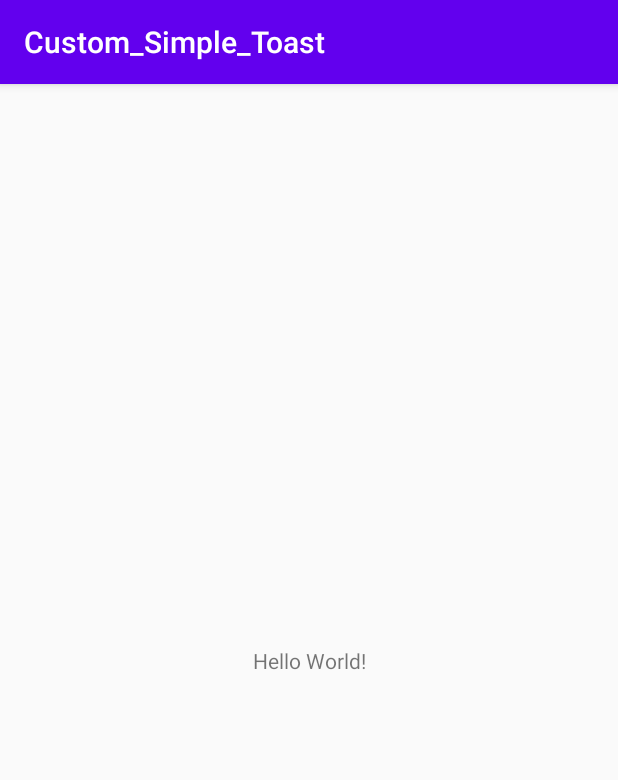
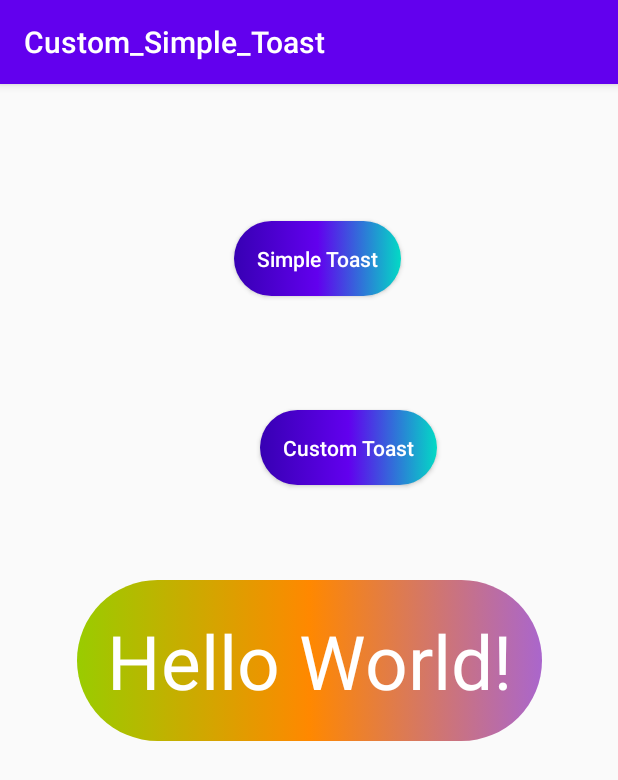
Before and after one commit to mazambaloch7/Custom_Simple_Toast, an Android app: the screen it shows after launch (MainActivity), on a phone screen of 412 x 824 dp. Shown: the top 780 px of the screen. Run offline under Robolectric (Android 15) with nearby library versions, the phone set to English and light mode, and no system bars.

Commit message:
In this Class I will discuss about the Toast....I create two Toast Button 1) simple Toast 2) Custom Toast With Custom Layouts....
All code are completed.....Thank
for more tutorials please follow me...

```diff
--- /dev/null
+++ b/app/src/main/res/drawable/circular_background.xml
@@ -0,0 +1,11 @@
+<?xml version="1.0" encoding="utf-8"?>
+<selector xmlns:android="http://schemas.android.com/apk/res/android">
+
+    <item>
+        <shape>
+            <corners android:radius="90dp" />
+            <stroke android:color="@color/colorPrimary" android:dashGap="5dp" />
+            <gradient android:centerColor="@color/colorPrimary" android:endColor="@color/colorAccent" android:startColor="@color/colorPrimaryDark" />
+        </shape>
+    </item>
+</selector>
--- /dev/null
+++ b/app/src/main/res/drawable/circular_background_text.xml
@@ -0,0 +1,11 @@
+<?xml version="1.0" encoding="utf-8"?>
+<selector xmlns:android="http://schemas.android.com/apk/res/android">
+
+    <item>
+        <shape>
+            <corners android:radius="90dp" />
+            <stroke android:color="@color/colorPrimary" android:dashGap="5dp" />
+            <gradient android:centerColor="@android:color/holo_orange_dark" android:endColor="@android:color/holo_purple" android:startColor="@android:color/holo_green_light" />
+        </shape>
+    </item>
+</selector>
--- a/app/src/main/res/layout/activity_main.xml
+++ b/app/src/main/res/layout/activity_main.xml
@@ -7,12 +7,59 @@
     tools:context=".MainActivity">
 
     <TextView
+        android:id="@+id/textView"
         android:layout_width="wrap_content"
         android:layout_height="wrap_content"
         android:text="Hello World!"
+        android:background="@drawable/circular_background_text"
+        android:padding="20dp"
+        android:textColor="@android:color/white"
+        android:textSize="50dp"
         app:layout_constraintBottom_toBottomOf="parent"
         app:layout_constraintLeft_toLeftOf="parent"
         app:layout_constraintRight_toRightOf="parent"
         app:layout_constraintTop_toTopOf="parent" />
 
+    <Button
+        android:id="@+id/button"
+        android:layout_width="wrap_content"
+        android:layout_height="wrap_content"
+        android:layout_marginStart="167dp"
+        android:layout_marginLeft="167dp"
+        android:layout_marginTop="80dp"
+        android:layout_marginEnd="156dp"
+        android:layout_marginRight="156dp"
+        android:background="@drawable/circular_background"
+        android:onClick="simpleToastFunction"
+        android:padding="15dp"
+        android:text="Simple Toast"
+        android:textAllCaps="false"
+        android:textColor="@android:color/white"
+        app:layout_constraintBottom_toTopOf="@+id/button2"
+        app:layout_constraintEnd_toEndOf="parent"
+        app:layout_constraintStart_toStartOf="parent"
+        app:layout_constraintTop_toTopOf="parent" />
+
+    <Button
+        android:id="@+id/button2"
+        android:layout_width="wrap_content"
+        android:layout_height="wrap_content"
+        android:layout_marginStart="173dp"
+        android:layout_marginLeft="173dp"
+        android:layout_marginTop="64dp"
+        android:layout_marginEnd="151dp"
+        android:layout_marginRight="151dp"
+        android:layout_marginBottom="52dp"
+        android:background="@drawable/circular_background"
+        android:onClick="CustomToastFunction"
+        android:padding="15dp"
+        android:text="Custom Toast"
+        android:textAllCaps="false"
+        android:textColor="@android:color/white"
+        app:layout_constraintBottom_toTopOf="@+id/textView"
+        app:layout_constraintEnd_toEndOf="parent"
+        app:layout_constraintHorizontal_bias="0.0"
+        app:layout_constraintStart_toStartOf="parent"
+        app:layout_constraintTop_toBottomOf="@+id/button" />
+
 </androidx.constraintlayout.widget.ConstraintLayout>
```
Also changed, not shown: app/src/main/java/com/example/custom_simple_toast/MainActivity.java (+27 -0 lines), app/src/main/res/layout/message.xml (added, +19 -0 lines).
